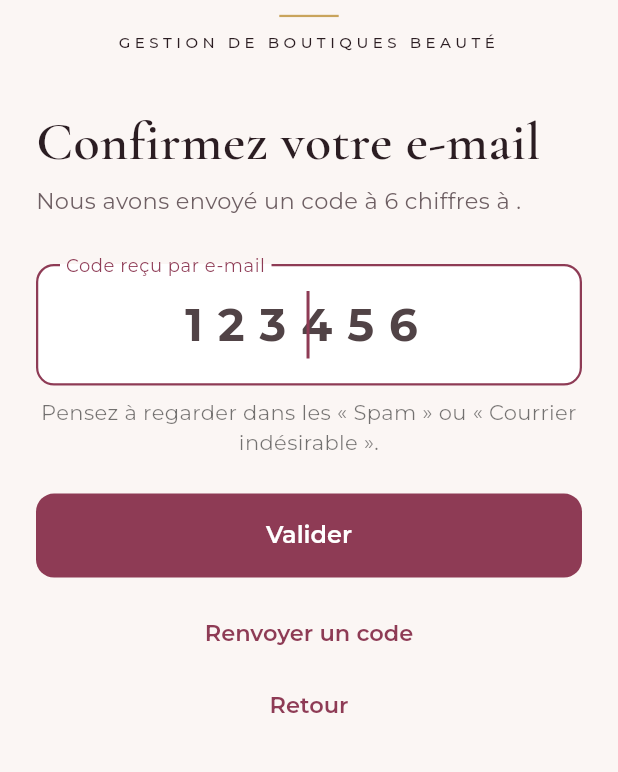
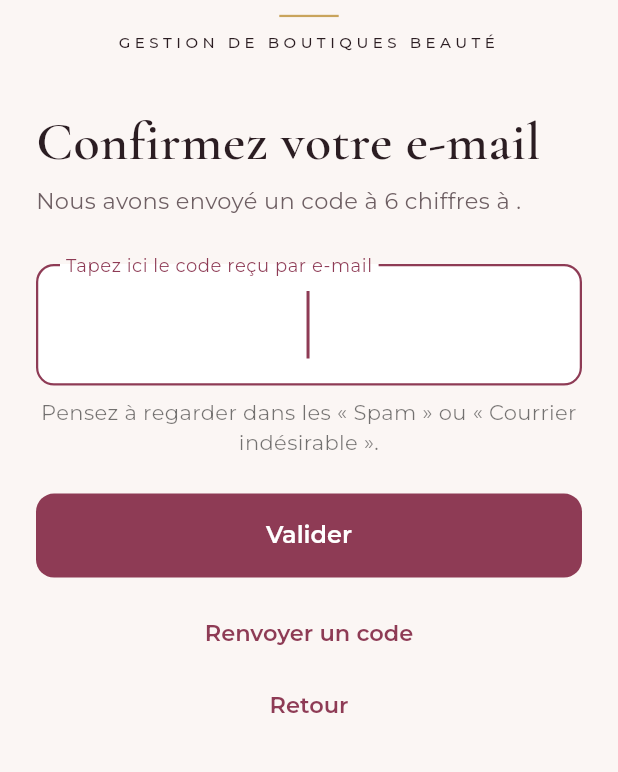
Before and after one commit to senyokossimawuli-cmyk/nacrea, a Flutter app: the CodeEmailScreen widget shown alone on an empty page, opened directly with empty values, on a phone screen of 412 x 824 dp, the part 307-1079 px from its top. Run offline on Flutter 3.47's test engine with Material 3 defaults, Android fonts, the phone set to English and light mode, and no system bars; our stand-ins replace google_fonts, image_picker, pdf, printing, supabase_flutter; missing offline and left inert: excel, mobile_scanner, powersync, sqlite_async; accounts and stored records are empty; network calls fail; statements that could not run were skipped.

Commit message:
Ecran du code : plus d'exemple qui ressemble a un vrai code
Co-Authored-By: Claude Opus 5.5 <noreply@anthropic.com>
Claude-Session: https://claude.ai/code/session_01UrM2GDPSfHLexxnfAMkj5Y

```diff
--- a/lib/screens/code_email_screen.dart
+++ b/lib/screens/code_email_screen.dart
@@ -166,7 +166,7 @@ class _CodeEmailScreenState extends State<CodeEmailScreen> {
             textAlign: TextAlign.center,
             style: const TextStyle(fontSize: 30, letterSpacing: 10, fontWeight: FontWeight.w700),
             onSubmitted: (_) => _verifier(),
-            decoration: const InputDecoration(labelText: 'Code reçu par e-mail', hintText: '123456', counterText: ''),
+            decoration: const InputDecoration(labelText: 'Tapez ici le code reçu par e-mail', counterText: ''),
           ),
           const SizedBox(height: 8),
           const Text(
```
